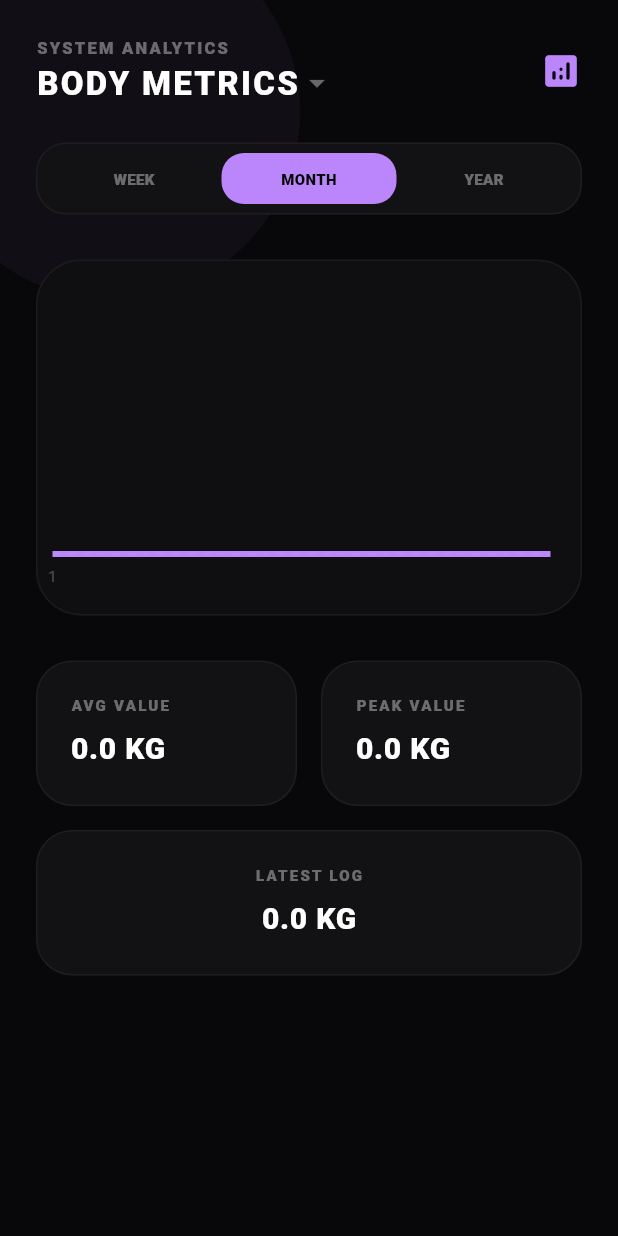
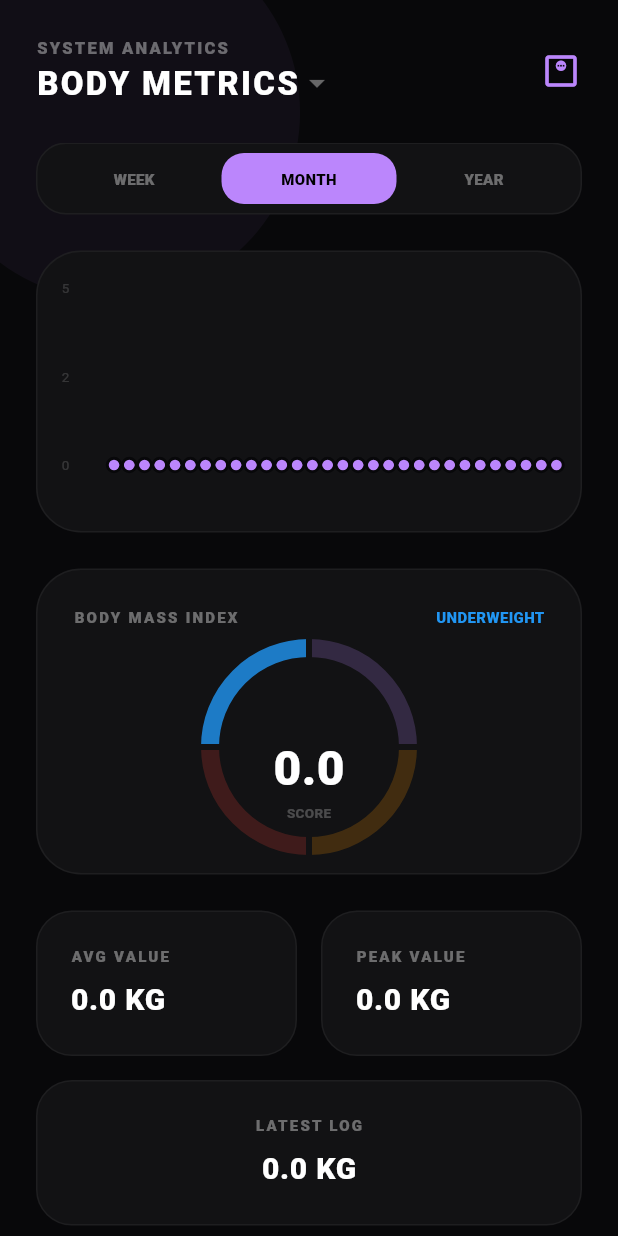
Before and after one commit to anshjast/koru, a Flutter app: the StatsScreen screen opened directly, after a tap on "MONTH", on a phone screen of 412 x 824 dp. Run offline on Flutter 3.47's test engine with Material 3 defaults, Android fonts, the phone set to English and light mode, and no system bars; drawn by our look-alikes of fl_chart; our stand-ins replace cloud_firestore, confetti, firebase_core, liquid_progress_indicator_v2, rxdart, table_calendar; accounts and stored records are empty.

Commit message:
stats screen

```diff
--- a/lib/screens/stats_screen.dart
+++ b/lib/screens/stats_screen.dart
@@ -4,7 +4,7 @@ import 'package:fl_chart/fl_chart.dart';
 import 'package:intl/intl.dart';
 
 enum TimeFrame { week, month, year }
-enum MetricType { weight, consistency, skills }
+enum MetricType { weight, calories, streak }
 
 class StatsScreen extends StatefulWidget {
   const StatsScreen({super.key});
@@ -47,7 +47,7 @@ class _StatsScreenState extends State<StatsScreen> {
                     padding: const EdgeInsets.symmetric(horizontal: 24),
                     children: [
                       _buildTimeFrameSelector(),
-                      const SizedBox(height: 30),
+                      const SizedBox(height: 24),
                       _buildMainDataStream(),
                       const SizedBox(height: 100),
                     ],
@@ -79,7 +79,7 @@ class _StatsScreenState extends State<StatsScreen> {
                   children: [
                     Text(
                       _selectedMetric == MetricType.weight ? "BODY METRICS" :
-                      _selectedMetric == MetricType.consistency ? "CONSISTENCY" : "SKILL PROGRESS",
+                      _selectedMetric == MetricType.calories ? "FUEL INTAKE" : "AVOID STREAK",
                       style: const TextStyle(color: Colors.white, fontSize: 22, fontWeight: FontWeight.w900, letterSpacing: 1.5),
                     ),
                     const Icon(Icons.arrow_drop_down, color: Colors.white38),
@@ -87,17 +87,25 @@ class _StatsScreenState extends State<StatsScreen> {
                 ),
                 itemBuilder: (context) => [
                   _buildPopupItem(MetricType.weight, "BODY METRICS"),
-                  _buildPopupItem(MetricType.consistency, "CONSISTENCY"),
-                  _buildPopupItem(MetricType.skills, "SKILLS"),
+                  _buildPopupItem(MetricType.calories, "FUEL INTAKE"),
+                  _buildPopupItem(MetricType.streak, "AVOID STREAK"),
                 ],
               ),
             ],
           ),
           const Spacer(),
-          Icon(Icons.analytics_rounded, color: analyticsColor, size: 28),
+          Icon(_getMetricIcon(), color: analyticsColor, size: 28),
         ],
       ),
     );
+  }
+
+  IconData _getMetricIcon() {
+    switch (_selectedMetric) {
+      case MetricType.weight: return Icons.monitor_weight_outlined;
+      case MetricType.calories: return Icons.local_fire_department_rounded;
+      case MetricType.streak: return Icons.shield_rounded;
+    }
   }
 
   PopupMenuItem<MetricType> _buildPopupItem(MetricType value, String text) {
@@ -147,7 +155,7 @@ class _StatsScreenState extends State<StatsScreen> {
 
   Widget _buildMainDataStream() {
     String collection = _selectedMetric == MetricType.weight ? 'dailyVitals' :
-    _selectedMetric == MetricType.consistency ? 'dailyTasks' : 'skillLogs';
+    _selectedMetric == MetricType.calories ? 'dietLogs' : 'avoidHistory';
 
     return StreamBuilder<QuerySnapshot>(
       stream: FirebaseFirestore.instance
@@ -156,7 +164,7 @@ class _StatsScreenState extends State<StatsScreen> {
           .snapshots(),
       builder: (context, snapshot) {
         if (snapshot.connectionState == ConnectionState.waiting) {
-          return const Center(child: CircularProgressIndicator(color: Color(0xFFBB86FC)));
+          return const SizedBox(height: 200, child: Center(child: CircularProgressIndicator(color: Color(0xFFBB86FC))));
         }
 
         final processedData = _processMetricTrend(snapshot.data?.docs ?? [], _selectedTimeFrame);
@@ -166,7 +174,8 @@ class _StatsScreenState extends State<StatsScreen> {
         return Column(
           children: [
             _buildChartContainer(chartData),
-            const SizedBox(height: 30),
+            if (_selectedMetric == MetricType.weight) _buildBMIGauge(stats['latest']),
+            const SizedBox(height: 24),
             _buildStatsGrid(stats),
           ],
         );
@@ -175,25 +184,39 @@ class _StatsScreenState extends State<StatsScreen> {
   }
 
   Widget _buildChartContainer(List<FlSpot> spots) {
+    double minY = 0;
+    double maxY = 100;
+
+    if (spots.isNotEmpty) {
+      double minWeight = spots.map((s) => s.y).reduce((a, b) => a < b ? a : b);
+      double maxWeight = spots.map((s) => s.y).reduce((a, b) => a > b ? a : b);
+
+      minY = (minWeight - 5).clamp(0, double.infinity);
+      maxY = maxWeight + 5;
+    }
+
     return Container(
-      padding: const EdgeInsets.fromLTRB(10, 30, 20, 10),
+      padding: const EdgeInsets.fromLTRB(16, 24, 16, 12),
       decoration: BoxDecoration(
-        color: const Color(0xFF0F0F12),
+        color: glassBg,
         borderRadius: BorderRadius.circular(30),
         border: Border.all(color: Colors.white.withOpacity(0.05)),
       ),
       child: AspectRatio(
-        aspectRatio: 1.7,
+        aspectRatio: 2.2,
         child: LineChart(
           LineChartData(
+            minY: minY,
+            maxY: maxY,
             lineTouchData: LineTouchData(
               touchTooltipData: LineTouchTooltipData(
-                  tooltipBgColor: glassBg,
+                tooltipBgColor: const Color(0xFF1A1A1C),
+                tooltipRoundedRadius: 8,
                 getTooltipItems: (touchedSpots) {
                   return touchedSpots.map((spot) {
                     return LineTooltipItem(
-                      '${spot.y.toStringAsFixed(1)}${_selectedMetric == MetricType.weight ? ' KG' : '%'}',
-                      const TextStyle(color: Colors.white, fontWeight: FontWeight.bold),
+                      '${spot.y.toStringAsFixed(1)} ${_getUnit()}',
+                      const TextStyle(color: Colors.white, fontWeight: FontWeight.bold, fontSize: 11),
                     );
                   }).toList();
                 },
@@ -201,57 +224,66 @@ class _StatsScreenState extends State<StatsScreen> {
             ),
             gridData: FlGridData(
               show: true,
+              drawHorizontalLine: true,
+              horizontalInterval: 5,
+              getDrawingHorizontalLine: (value) => FlLine(
+                color: Colors.white.withOpacity(0.03),
+                strokeWidth: 1,
+                dashArray: [5, 5],
+              ),
               drawVerticalLine: false,
-              getDrawingHorizontalLine: (value) => FlLine(color: Colors.white.withOpacity(0.02), strokeWidth: 1),
             ),
             titlesData: FlTitlesData(
               show: true,
+              rightTitles: const AxisTitles(sideTitles: SideTitles(showTitles: false)),
               topTitles: const AxisTitles(sideTitles: SideTitles(showTitles: false)),
-              rightTitles: const AxisTitles(sideTitles: SideTitles(showTitles: false)),
-              leftTitles: const AxisTitles(sideTitles: SideTitles(showTitles: false)),
+              leftTitles: AxisTitles(
+                sideTitles: SideTitles(
+                  showTitles: true,
+                  reservedSize: 35,
+                  getTitlesWidget: (value, meta) => Text(
+                    value.toInt().toString(),
+                    style: TextStyle(color: Colors.white.withOpacity(0.15), fontSize: 9),
+                  ),
+                ),
+              ),
               bottomTitles: AxisTitles(
                 sideTitles: SideTitles(
                   showTitles: true,
-                  reservedSize: 30,
+                  reservedSize: 32,
                   getTitlesWidget: (value, meta) {
-                    int index = value.toInt();
-                    if (_selectedTimeFrame == TimeFrame.week) {
-                      const days = ['M', 'T', 'W', 'T', 'F', 'S', 'S'];
-                      return index >= 0 && index < 7 ? SideTitleWidget(axisSide: meta.axisSide, child: Text(days[index], style: const TextStyle(color: Colors.white24, fontSize: 10, fontWeight: FontWeight.bold))) : const SizedBox.shrink();
-                    } else if (_selectedTimeFrame == TimeFrame.month) {
-                      return index % 7 == 0 ? SideTitleWidget(axisSide: meta.axisSide, child: Text('${index + 1}', style: const TextStyle(color: Colors.white24, fontSize: 10))) : const SizedBox.shrink();
-                    } else {
-                      const months = ['J', 'F', 'M', 'A', 'M', 'J', 'J', 'A', 'S', 'O', 'N', 'D'];
-                      int monthIndex = (index / 30).floor();
-                      return index % 60 == 0 && monthIndex < 12 ? SideTitleWidget(axisSide: meta.axisSide, child: Text(months[monthIndex], style: const TextStyle(color: Colors.white24, fontSize: 10))) : const SizedBox.shrink();
-                    }
+                    if (_selectedTimeFrame != TimeFrame.week) return const SizedBox.shrink();
+                    DateTime now = DateTime.now();
+                    DateTime date = now.subtract(Duration(days: 6 - value.toInt()));
+                    return Padding(
+                      padding: const EdgeInsets.only(top: 12),
+                      child: Text(DateFormat('dd/MM').format(date),
+                          style: TextStyle(color: Colors.white.withOpacity(0.2), fontSize: 8, fontWeight: FontWeight.bold)),
+                    );
                   },
                 ),
               ),
-            ),
-            extraLinesData: ExtraLinesData(
-              horizontalLines: [
-                HorizontalLine(
-                  y: _selectedMetric == MetricType.weight ? 75.0 : 90.0,
-                  color: Colors.white.withOpacity(0.05),
-                  strokeWidth: 1,
-                  dashArray: [5, 5],
-                ),
-              ],
             ),
             borderData: FlBorderData(show: false),
             lineBarsData: [
               LineChartBarData(
                 spots: spots,
-                isCurved: true,
-                curveSmoothness: 0.35,
+                isCurved: false,
                 color: analyticsColor,
-                barWidth: 4,
-                dotData: const FlDotData(show: false),
+                barWidth: 2,
+                dotData: FlDotData(
+                  show: true,
+                  getDotPainter: (spot, percent, barData, index) => FlDotCirclePainter(
+                    radius: 3.5,
+                    color: analyticsColor,
+                    strokeWidth: 2,
+                    strokeColor: obsidianBg,
+                  ),
+                ),
                 belowBarData: BarAreaData(
                   show: true,
                   gradient: LinearGradient(
-                    colors: [analyticsColor.withOpacity(0.2), Colors.transparent],
+                    colors: [analyticsColor.withOpacity(0.1), Colors.transparent],
                     begin: Alignment.topCenter,
                     end: Alignment.bottomCenter,
                   ),
@@ -264,8 +296,80 @@ class _StatsScreenState extends State<StatsScreen> {
     );
   }
 
+  Widget _buildBMIGauge(double weight) {
+    const double heightInMeters = 1.68;
+    double bmi = weight / (heightInMeters * heightInMeters);
+
+    String status = "NORMAL";
+    Color statusColor = analyticsColor;
+    if (bmi < 18.5) { status = "UNDERWEIGHT"; statusColor = Colors.blue; }
+    else if (bmi >= 25 && bmi < 30) { status = "OVERWEIGHT"; statusColor = Colors.orange; }
+    else if (bmi >= 30) { status = "OBESE"; statusColor = Colors.red; }
+
+    return Container(
+      margin: const EdgeInsets.only(top: 24),
+      padding: const EdgeInsets.all(24),
+      decoration: BoxDecoration(
+        color: glassBg,
+        borderRadius: BorderRadius.circular(30),
+        border: Border.all(color: Colors.white.withOpacity(0.05)),
+      ),
+      child: Column(
+        children: [
+          Row(
+            mainAxisAlignment: MainAxisAlignment.spaceBetween,
+            children: [
+              const Text("BODY MASS INDEX", style: TextStyle(color: Colors.white38, fontSize: 10, fontWeight: FontWeight.w900, letterSpacing: 1.5)),
+              Text(status, style: TextStyle(color: statusColor, fontSize: 10, fontWeight: FontWeight.w900)),
+            ],
+          ),
+          const SizedBox(height: 20),
+          Stack(
+            alignment: Alignment.center,
+            children: [
+              SizedBox(
+                height: 120,
+                width: 240,
+                child: PieChart(
+                  PieChartData(
+                    startDegreeOffset: 180,
+                    sectionsSpace: 4,
+                    centerSpaceRadius: 60,
+                    sections: [
+                      PieChartSectionData(color: Colors.blue.withOpacity(bmi < 18.5 ? 0.8 : 0.2), value: 25, showTitle: false, radius: 12),
+                      PieChartSectionData(color: analyticsColor.withOpacity(bmi >= 18.5 && bmi < 25 ? 0.8 : 0.2), value: 25, showTitle: false, radius: 12),
+                      PieChartSectionData(color: Colors.orange.withOpacity(bmi >= 25 && bmi < 30 ? 0.8 : 0.2), value: 25, showTitle: false, radius: 12),
+                      PieChartSectionData(color: Colors.red.withOpacity(bmi >= 30 ? 0.8 : 0.2), value: 25, showTitle: false, radius: 12),
+                    ],
+                  ),
+                ),
+              ),
+              Positioned(
+                bottom: 10,
+                child: Column(
+                  children: [
+                    Text(bmi.toStringAsFixed(1), style: const TextStyle(color: Colors.white, fontSize: 32, fontWeight: FontWeight.w900)),
+                    const Text("SCORE", style: TextStyle(color: Colors.white24, fontSize: 9, fontWeight: FontWeight.bold)),
+                  ],
+                ),
+              ),
+            ],
+          ),
+        ],
+      ),
+    );
+  }
+
+  String _getUnit() {
+    switch (_selectedMetric) {
+      case MetricType.weight: return 'KG';
+      case MetricType.calories: return 'KCAL';
+      case MetricType.streak: return 'DAYS';
+    }
+  }
+
   Widget _buildStatsGrid(Map<String, dynamic> stats) {
-    String unit = _selectedMetric == MetricType.weight ? 'KG' : '%';
+    String unit = _getUnit();
     return Column(
       children: [
         Row(
@@ -304,7 +408,7 @@ class _StatsScreenState extends State<StatsScreen> {
   Map<String, dynamic> _processMetricTrend(List<QueryDocumentSnapshot> docs, TimeFrame frame) {
     Map<DateTime, double> dataMap = {};
     String key = _selectedMetric == MetricType.weight ? 'weight' :
-    _selectedMetric == MetricType.consistency ? 'completion' : 'minutes';
+    _selectedMetric == MetricType.calories ? 'calories' : 'streakDays';
 
     for (var doc in docs) {
       var data = doc.data() as Map<String, dynamic>;
@@ -321,7 +425,6 @@ class _StatsScreenState extends State<StatsScreen> {
 
     List<FlSpot> spots = [];
     List<double> values = [];
-
     List<DateTime> sortedDates = dataMap.keys.toList()..sort();
 
     for (int i = 0; i < days; i++) {
```
